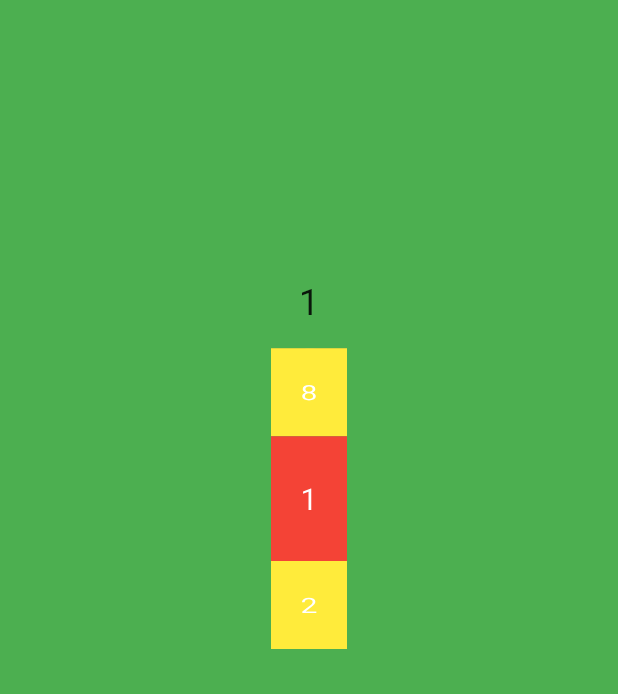
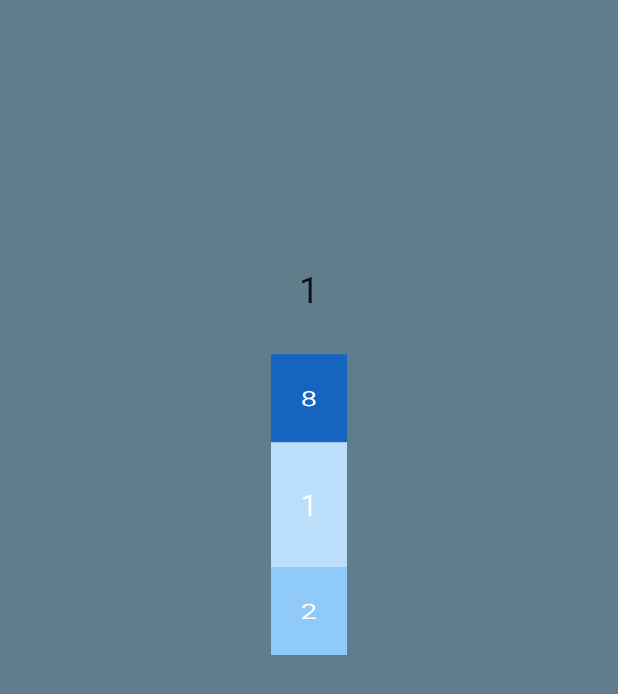
Before and after one commit to Fix-Accesorios/flutter_spinning_dial, a Flutter app: the screen it shows after launch, on a phone screen of 412 x 824 dp. Shown: the top 694 px of the screen. Run offline on Flutter 3.47's test engine with Material 2 defaults, Android fonts, the phone set to English and light mode, and no system bars.

Commit message:
Fixed colors on example.

```diff
--- a/lib/main.dart
+++ b/lib/main.dart
@@ -7,26 +7,13 @@ void main() => runApp(MyApp());
 Widget createFace(int index) {
   var key = (index + 1).toString();
 
-  var colors = [
-    Colors.red,
-    Colors.yellow,
-    Colors.blue,
-    Colors.red,
-    Colors.yellow,
-    Colors.blue,
-    Colors.red,
-    Colors.yellow,
-    Colors.blue,
-    Colors.red
-  ];
-
   return ClipRect(
     key: Key(key),
     child: Align(
       alignment: Alignment.center,
       child: Container(
         key: Key(key),
-        color: colors[index],
+        color: Colors.blue[100 * (index + 1)],
         padding: EdgeInsets.fromLTRB(20.0, 30.0, 20.0, 30.0),
         child: Text(
           key,
@@ -75,11 +62,11 @@ class _MyHomePageState extends State<MyHomePage> {
     return Scaffold(
       body: Container(
         padding: EdgeInsets.only(top: 180),
-        color: Colors.green,
+        color: Colors.blueGrey,
         child: Column(
           children: <Widget>[
             Padding(
-              padding: const EdgeInsets.all(8.0),
+              padding: const EdgeInsets.only(bottom:20.0),
               child: Text(
                 (num + 1).toString(),
                 style: TextStyle(fontSize: 24.0),
```
